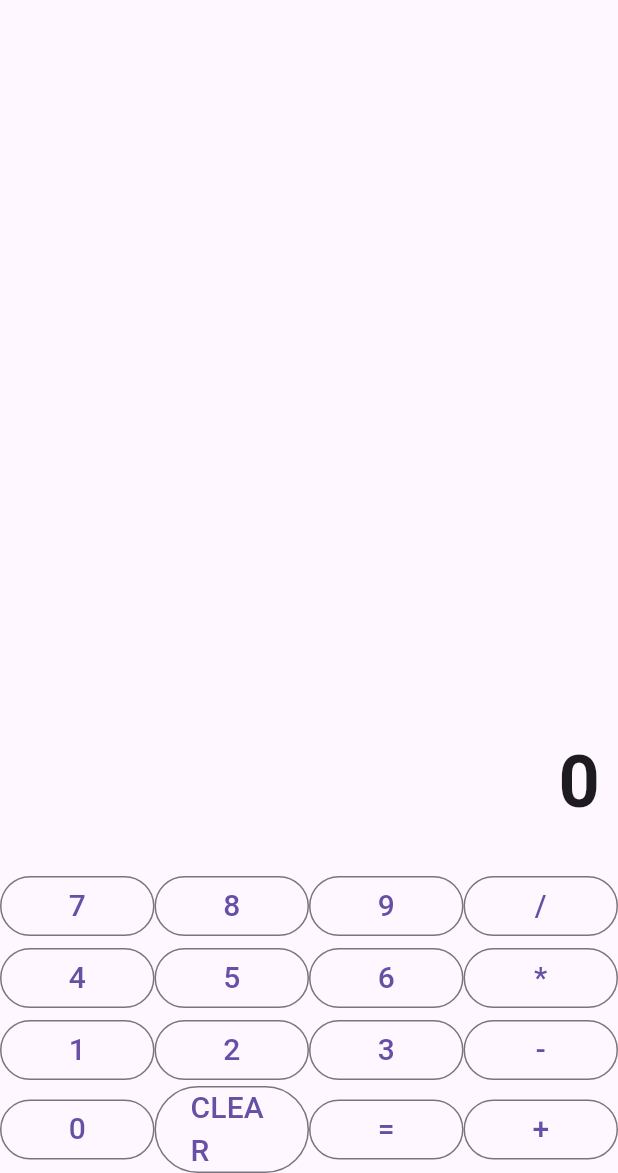
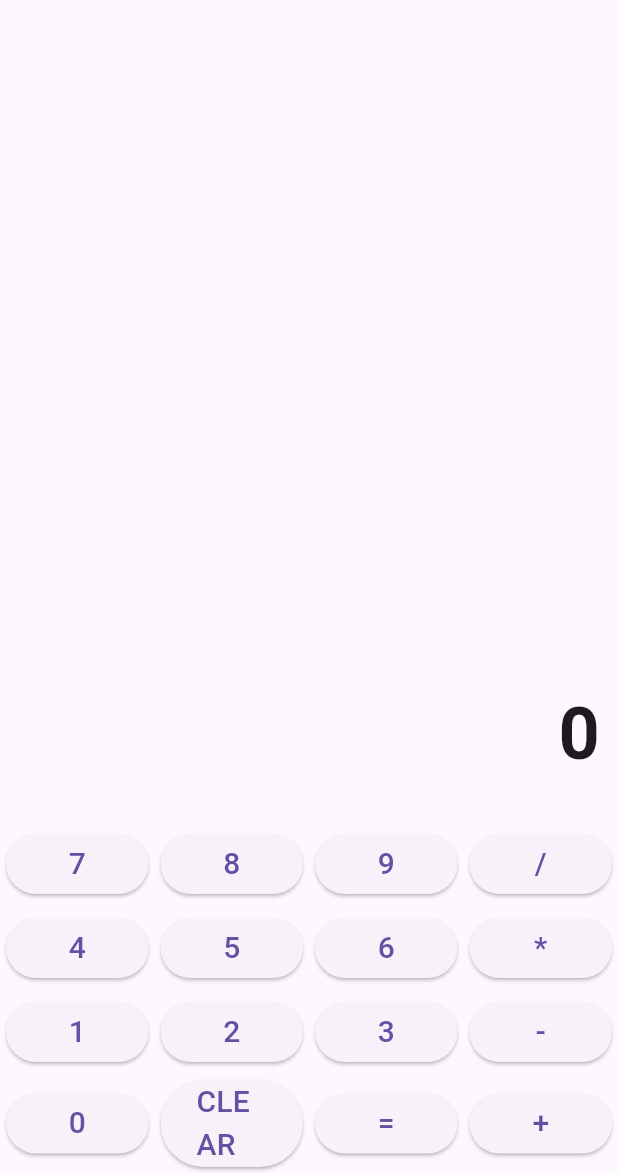
Before and after one commit to ayosma/Flutter-Calculator, a Flutter app: the screen it shows after launch, on a phone screen of 412 x 824 dp, the part 63-1236 px from its top. Run offline on Flutter 3.47's test engine with Material 3 defaults, Android fonts, the phone set to English and light mode, and no system bars.

Commit message:
Elevated button and added padding

```diff
--- a/lib/main.dart
+++ b/lib/main.dart
@@ -62,11 +62,14 @@ class _CalculatorHomePageState extends State<CalculatorHomePage> {
 
   Widget buildButton(String text) {
     return Expanded(
-      child: OutlinedButton(
-        onPressed: () => buttonPressed(text),
-        child: Text(
-          text,
-          style: TextStyle(fontSize: 20),
+      child: Padding(
+        padding: const EdgeInsets.all(4.0),
+        child: ElevatedButton(
+          onPressed: () => buttonPressed(text),
+          child: Text(
+            text,
+            style: TextStyle(fontSize: 20),
+          ),
         ),
       ),
     );
```
